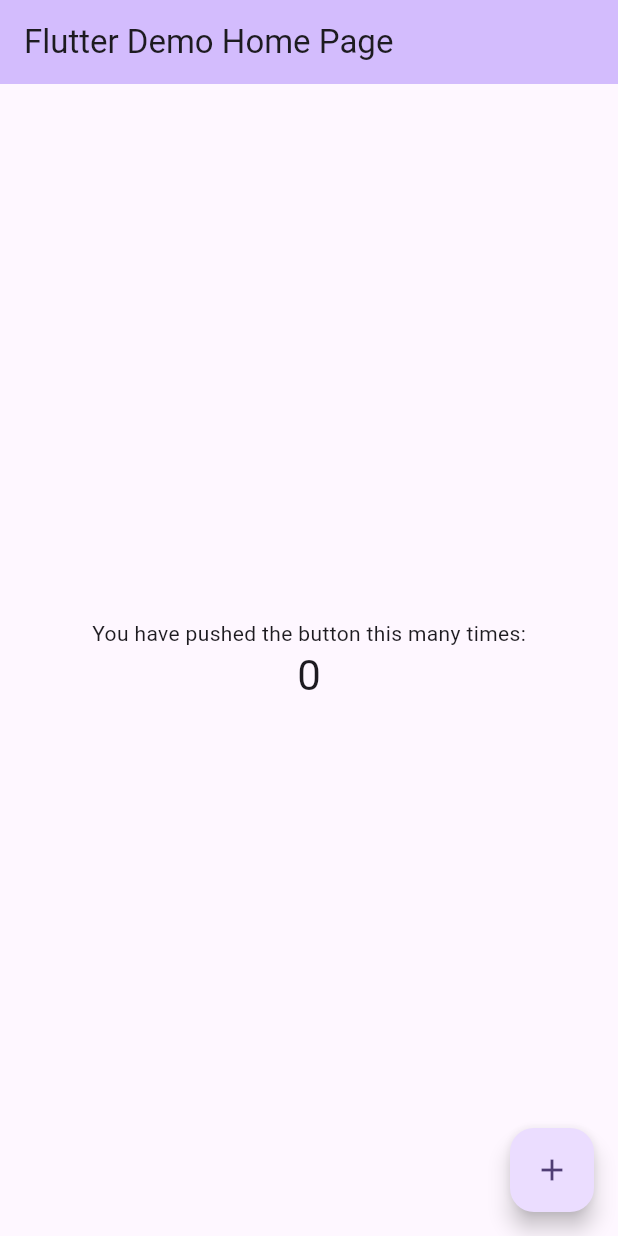
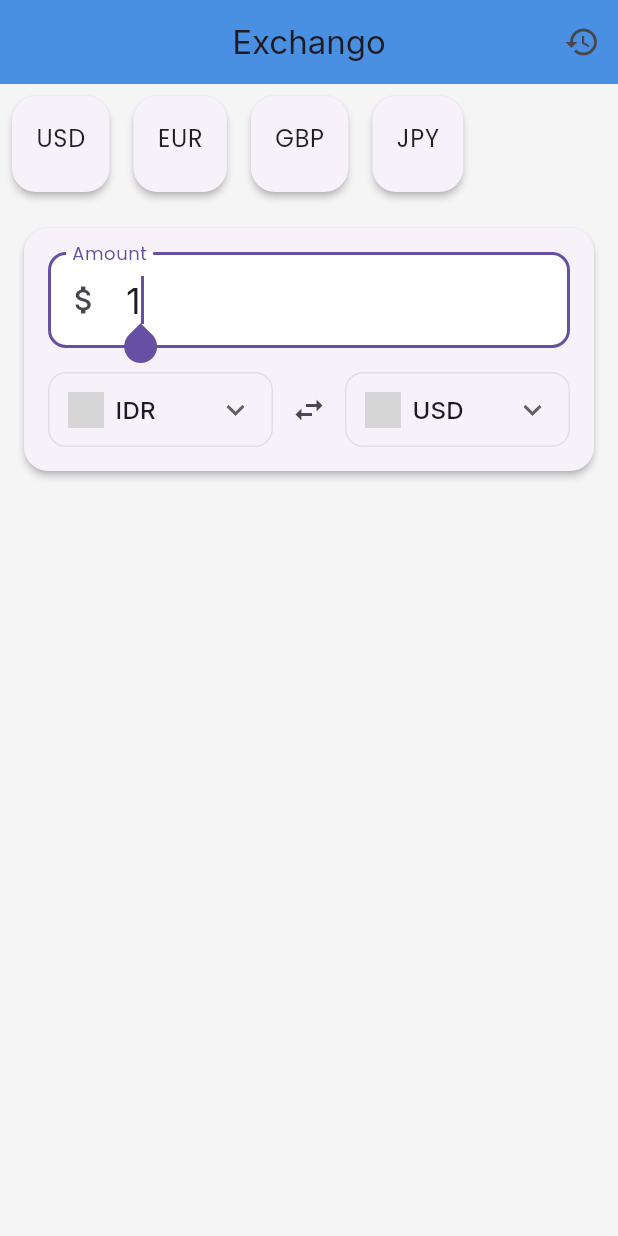
Before and after one commit to farelrasyah/Exchango, a Flutter app: the screen it shows after launch, on a phone screen of 412 x 824 dp. Run offline on Flutter 3.47's test engine with Material 3 defaults, Android fonts, the phone set to English and light mode, and no system bars; our stand-ins replace flutter_svg, google_fonts; network calls fail; grey boxes are pictures that could not be loaded.

Commit message:
Add core functionality for currency exchange app, including API service, models, and UI components

```diff
--- a/lib/core/constants/Constant.dart
+++ b/lib/core/constants/Constant.dart
@@ -0,0 +1,5 @@
+class AppConstants {
+  static const String apiKey = '5d5788077217fb03572ca0f7';
+  static const String baseUrl = 'https://v6.exchangerate-api.com/v6';
+  static const String defaultCurrency = 'IDR';
+}
--- a/lib/core/theme/Theme.dart
+++ b/lib/core/theme/Theme.dart
@@ -0,0 +1,37 @@
+import 'package:flutter/material.dart';
+import 'package:google_fonts/google_fonts.dart';
+
+class AppTheme {
+  static const primaryColor = Color(0xFF4A90E2);
+  static const backgroundColor = Color(0xFFF5F5F5);
+  static const darkBackgroundColor = Color(0xFF1E1E1E);
+
+  static ThemeData get lightTheme {
+    return ThemeData(
+      primaryColor: primaryColor,
+      scaffoldBackgroundColor: backgroundColor,
+      textTheme: GoogleFonts.interTextTheme().copyWith(
+        displayLarge: GoogleFonts.inter(
+          fontSize: 32,
+          fontWeight: FontWeight.bold,
+          color: Colors.black87,
+        ),
+        bodyLarge: GoogleFonts.poppins(
+          fontSize: 16,
+          color: Colors.black87,
+        ),
+      ),
+      appBarTheme: const AppBarTheme(
+        backgroundColor: primaryColor,
+        elevation: 0,
+        centerTitle: true,
+      ),
+      cardTheme: CardTheme(
+        elevation: 2,
+        shape: RoundedRectangleBorder(
+          borderRadius: BorderRadius.circular(16),
+        ),
+      ),
+    );
+  }
+}
--- a/lib/data/models/currencyModel.dart
+++ b/lib/data/models/currencyModel.dart
@@ -0,0 +1,22 @@
+class CurrencyModel {
+  final String result;
+  final Map<String, double> conversionRates;
+  final String baseCode;
+  final String lastUpdateUtc;
+
+  CurrencyModel({
+    required this.result,
+    required this.conversionRates,
+    required this.baseCode,
+    required this.lastUpdateUtc,
+  });
+
+  factory CurrencyModel.fromJson(Map<String, dynamic> json) {
+    return CurrencyModel(
+      result: json['result'],
+      conversionRates: Map<String, double>.from(json['conversion_rates']),
+      baseCode: json['base_code'],
+      lastUpdateUtc: json['time_last_update_utc'],
+    );
+  }
+}
--- a/lib/data/services/apiService.dart
+++ b/lib/data/services/apiService.dart
@@ -0,0 +1,18 @@
+import 'dart:convert';
+import 'package:http/http.dart' as http;
+import '../../core/constants/Constant.dart';
+import '../models/currencyModel.dart';
+
+class ApiService {
+  Future<CurrencyModel> getExchangeRates(String baseCurrency) async {
+    final response = await http.get(
+      Uri.parse('${AppConstants.baseUrl}/${AppConstants.apiKey}/latest/$baseCurrency'),
+    );
+
+    if (response.statusCode == 200) {
+      return CurrencyModel.fromJson(jsonDecode(response.body));
+    } else {
+      throw Exception('Failed to load exchange rates');
+    }
+  }
+}
--- a/lib/features/screens/converterScreen.dart
+++ b/lib/features/screens/converterScreen.dart
@@ -0,0 +1,148 @@
+import 'package:flutter/material.dart';
+import 'package:flutter/services.dart';
+import '../../data/services/apiService.dart';
+import '../widgets/currencyCard.dart';
+import '../widgets/currencySelector.dart';
+import '../widgets/amountInput.dart';
+import '../widgets/quickConvert.dart';
+
+class ConverterScreen extends StatefulWidget {
+  const ConverterScreen({Key? key}) : super(key: key);
+
+  @override
+  State<ConverterScreen> createState() => _ConverterScreenState();
+}
+
+class _ConverterScreenState extends State<ConverterScreen> {
+  final ApiService _apiService = ApiService();
+  final TextEditingController _amountController =
+      TextEditingController(text: '1');
+  String fromCurrency = 'IDR';
+  String toCurrency = 'USD';
+  double amount = 1.0;
+  Map<String, double> rates = {};
+  List<String> favorites = ['USD', 'EUR', 'GBP', 'JPY'];
+
+  @override
+  void initState() {
+    super.initState();
+    _loadExchangeRates();
+    _amountController.addListener(() => _updateAmount(_amountController.text));
+  }
+
+  void _updateAmount(String value) {
+    setState(() {
+      amount = double.tryParse(value) ?? 0;
+    });
+    HapticFeedback.lightImpact();
+  }
+
+  Future<void> _loadExchangeRates() async {
+    try {
+      final result = await _apiService.getExchangeRates(fromCurrency);
+      setState(() => rates = result.conversionRates);
+    } catch (e) {
+      _showErrorSnackbar();
+    }
+  }
+
+  void _showErrorSnackbar() {
+    ScaffoldMessenger.of(context).showSnackBar(
+      const SnackBar(content: Text('Failed to load exchange rates')),
+    );
+  }
+
+  void _swapCurrencies() {
+    setState(() {
+      final temp = fromCurrency;
+      fromCurrency = toCurrency;
+      toCurrency = temp;
+    });
+    HapticFeedback.mediumImpact();
+    _loadExchangeRates();
+  }
+
+  @override
+  Widget build(BuildContext context) {
+    return Scaffold(
+      appBar: AppBar(
+        title: const Text('Exchango'),
+        actions: [
+          IconButton(
+            icon: const Icon(Icons.history),
+            onPressed: () {/* Show history */},
+          ),
+        ],
+      ),
+      body: Column(
+        children: [
+          // Quick Convert Section
+          QuickConvert(favorites: favorites),
+
+          // Main Converter
+          Card(
+            margin: const EdgeInsets.all(16),
+            child: Padding(
+              padding: const EdgeInsets.all(16),
+              child: Column(
+                children: [
+                  AmountInput(
+                    controller: _amountController,
+                    onChanged: _updateAmount,
+                  ),
+                  const SizedBox(height: 16),
+                  Row(
+                    children: [
+                      Expanded(
+                        child: CurrencySelector(
+                          selectedCurrency: fromCurrency,
+                          onChanged: (value) {
+                            setState(() => fromCurrency = value!);
+                            _loadExchangeRates();
+                          },
+                        ),
+                      ),
+                      IconButton(
+                        icon: const Icon(Icons.swap_horiz),
+                        onPressed: _swapCurrencies,
+                      ),
+                      Expanded(
+                        child: CurrencySelector(
+                          selectedCurrency: toCurrency,
+                          onChanged: (value) {
+                            setState(() => toCurrency = value!);
+                          },
+                        ),
+                      ),
+                    ],
+                  ),
+                ],
+              ),
+            ),
+          ),
+
+          // Conversion Result
+          if (rates.isNotEmpty)
+            Card(
+              margin: const EdgeInsets.symmetric(horizontal: 16),
+              child: Padding(
+                padding: const EdgeInsets.all(24),
+                child: Column(
+                  children: [
+                    Text(
+                      (amount * (rates[toCurrency] ?? 1)).toStringAsFixed(2),
+                      style: Theme.of(context).textTheme.displayLarge,
+                    ),
+                    Text(
+                      toCurrency,
+                      style: Theme.of(context).textTheme.bodyLarge,
+                    ),
+                  ],
+                ),
+              ),
+            ),
+        ],
+      ),
+    );
+  }
+}
--- /dev/null
+++ b/lib/features/widgets/amountInput.dart
@@ -0,0 +1,36 @@
+import 'package:flutter/material.dart';
+import 'package:flutter/services.dart';
+
+class AmountInput extends StatelessWidget {
+  final TextEditingController controller;
+  final ValueChanged<String> onChanged;
+
+  const AmountInput({
+    Key? key,
+    required this.controller,
+    required this.onChanged,
+  }) : super(key: key);
+
+  @override
+  Widget build(BuildContext context) {
+    return TextField(
+      controller: controller,
+      keyboardType: const TextInputType.numberWithOptions(decimal: true),
+      autofocus: true,
+      style: Theme.of(context).textTheme.headlineSmall,
+      decoration: InputDecoration(
+        labelText: 'Amount',
+        border: OutlineInputBorder(
+          borderRadius: BorderRadius.circular(12),
+        ),
+        prefixIcon: const Icon(Icons.attach_money),
+        filled: true,
+        fillColor: Colors.white,
+      ),
+      onChanged: onChanged,
+      inputFormatters: [
+        FilteringTextInputFormatter.allow(RegExp(r'^\d*\.?\d*')),
+      ],
+    );
+  }
+}
--- a/lib/features/widgets/currencyCard.dart
+++ b/lib/features/widgets/currencyCard.dart
@@ -0,0 +1,40 @@
+import 'package:flutter/material.dart';
+
+class CurrencyCard extends StatelessWidget {
+  final String currency;
+  final double rate;
+  final double amount;
+
+  const CurrencyCard({
+    Key? key,
+    required this.currency,
+    required this.rate,
+    required this.amount,
+  }) : super(key: key);
+
+  @override
+  Widget build(BuildContext context) {
+    return Card(
+      margin: const EdgeInsets.symmetric(horizontal: 16, vertical: 8),
+      child: Padding(
+        padding: const EdgeInsets.all(16),
+        child: Row(
+          mainAxisAlignment: MainAxisAlignment.spaceBetween,
+          children: [
+            Text(
+              currency,
+              style: const TextStyle(
+                fontSize: 18,
+                fontWeight: FontWeight.bold,
+              ),
+            ),
+            Text(
+              (rate * amount).toStringAsFixed(2),
+              style: const TextStyle(fontSize: 18),
+            ),
+          ],
+        ),
+      ),
+    );
+  }
+}
--- /dev/null
+++ b/lib/features/widgets/currencySelector.dart
@@ -0,0 +1,73 @@
+import 'package:flutter/material.dart';
+import 'package:flutter_svg/flutter_svg.dart';
+
+class CurrencySelector extends StatelessWidget {
+  final String selectedCurrency;
+  final Function(String?) onChanged;
+
+  const CurrencySelector({
+    Key? key,
+    required this.selectedCurrency,
+    required this.onChanged,
+  }) : super(key: key);
+
+  static const Map<String, String> currencyNames = {
+    'USD': 'US Dollar',
+    'EUR': 'Euro',
+    'GBP': 'British Pound',
+    'JPY': 'Japanese Yen',
+    'IDR': 'Indonesian Rupiah',
+    'AUD': 'Australian Dollar',
+    'CAD': 'Canadian Dollar',
+    'CHF': 'Swiss Franc',
+    'CNY': 'Chinese Yuan',
+    'SGD': 'Singapore Dollar',
+  };
+
+  @override
+  Widget build(BuildContext context) {
+    return Container(
+      decoration: BoxDecoration(
+        border: Border.all(color: Colors.grey.shade300),
+        borderRadius: BorderRadius.circular(12),
+      ),
+      padding: const EdgeInsets.symmetric(horizontal: 12),
+      child: DropdownButtonHideUnderline(
+        child: DropdownButton<String>(
+          value: selectedCurrency,
+          isExpanded: true,
+          icon: const Icon(Icons.keyboard_arrow_down),
+          items: currencyNames.entries.map((entry) {
+            return DropdownMenuItem<String>(
+              value: entry.key,
+              child: Row(
+                children: [
+                  ClipRRect(
+                    borderRadius: BorderRadius.circular(4),
+                    child: Image.asset(
+                      'assets/flags/${entry.key.toLowerCase()}.png',
+                      width: 24,
+                      height: 24,
+                      errorBuilder: (context, error, stackTrace) {
+                        return const Icon(Icons.money, size: 24);
+                      },
+                    ),
+                  ),
+                  const SizedBox(width: 8),
+                  Text(
+                    entry.key,
+                    style: const TextStyle(
+                      fontSize: 16,
+                      fontWeight: FontWeight.w500,
+                    ),
+                  ),
+                ],
+              ),
+            );
+          }).toList(),
+          onChanged: onChanged,
+        ),
+      ),
+    );
+  }
+}
--- /dev/null
+++ b/lib/features/widgets/quickConvert.dart
@@ -0,0 +1,34 @@
+import 'package:flutter/material.dart';
+
+class QuickConvert extends StatelessWidget {
+  final List<String> favorites;
+
+  const QuickConvert({
+    Key? key,
+    required this.favorites,
+  }) : super(key: key);
+
+  @override
+  Widget build(BuildContext context) {
+    return Container(
+      height: 80,
+      padding: const EdgeInsets.symmetric(vertical: 8),
+      child: ListView.builder(
+        scrollDirection: Axis.horizontal,
+        itemCount: favorites.length,
+        itemBuilder: (context, index) {
+          return Card(
+            margin: const EdgeInsets.symmetric(horizontal: 8),
+            child: Padding(
+              padding: const EdgeInsets.all(16),
+              child: Text(
+                favorites[index],
+                style: Theme.of(context).textTheme.bodyLarge,
+              ),
+            ),
+          );
+        },
+      ),
+    );
+  }
+}
--- a/lib/main.dart
+++ b/lib/main.dart
@@ -1,125 +1,20 @@
 import 'package:flutter/material.dart';
+import 'core/theme/Theme.dart';
+import 'features/screens/converterScreen.dart';
 
 void main() {
   runApp(const MyApp());
 }
 
 class MyApp extends StatelessWidget {
-  const MyApp({super.key});
+  const MyApp({Key? key}) : super(key: key);
 
-  // This widget is the root of your application.
   @override
   Widget build(BuildContext context) {
     return MaterialApp(
-      title: 'Flutter Demo',
-      theme: ThemeData(
-        // This is the theme of your application.
-        //
-        // TRY THIS: Try running your application with "flutter run". You'll see
-        // the application has a purple toolbar. Then, without quitting the app,
-        // try changing the seedColor in the colorScheme below to Colors.green
-        // and then invoke "hot reload" (save your changes or press the "hot
-        // reload" button in a Flutter-supported IDE, or press "r" if you used
-        // the command line to start the app).
-        //
-        // Notice that the counter didn't reset back to zero; the application
-        // state is not lost during the reload. To reset the state, use hot
-        // restart instead.
-        //
-        // This works for code too, not just values: Most code changes can be
-        // tested with just a hot reload.
-        colorScheme: ColorScheme.fromSeed(seedColor: Colors.deepPurple),
-        useMaterial3: true,
-      ),
-      home: const MyHomePage(title: 'Flutter Demo Home Page'),
+      title: 'Exchango',
+      theme: AppTheme.lightTheme,
+      home: const ConverterScreen(),
     );
   }
 }
-
-class MyHomePage extends StatefulWidget {
-  const MyHomePage({super.key, required this.title});
-
-  // This widget is the home page of your application. It is stateful, meaning
-  // that it has a State object (defined below) that contains fields that affect
-  // how it looks.
-
-  // This class is the configuration for the state. It holds the values (in this
-  // case the title) provided by the parent (in this case the App widget) and
-  // used by the build method of the State. Fields in a Widget subclass are
-  // always marked "final".
-
-  final String title;
-
-  @override
-  State<MyHomePage> createState() => _MyHomePageState();
-}
-
-class _MyHomePageState extends State<MyHomePage> {
-  int _counter = 0;
-
-  void _incrementCounter() {
-    setState(() {
-      // This call to setState tells the Flutter framework that something has
-      // changed in this State, which causes it to rerun the build method below
-      // so that the display can reflect the updated values. If we changed
-      // _counter without calling setState(), then the build method would not be
-      // called again, and so nothing would appear to happen.
-      _counter++;
-    });
-  }
-
-  @override
-  Widget build(BuildContext context) {
-    // This method is rerun every time setState is called, for instance as done
-    // by the _incrementCounter method above.
-    //
-    // The Flutter framework has been optimized to make rerunning build methods
-    // fast, so that you can just rebuild anything that needs updating rather
-    // than having to individually change instances of widgets.
-    return Scaffold(
-      appBar: AppBar(
-        // TRY THIS: Try changing the color here to a specific color (to
-        // Colors.amber, perhaps?) and trigger a hot reload to see the AppBar
-        // change color while the other colors stay the same.
-        backgroundColor: Theme.of(context).colorScheme.inversePrimary,
-        // Here we take the value from the MyHomePage object that was created by
-        // the App.build method, and use it to set our appbar title.
-        title: Text(widget.title),
-      ),
-      body: Center(
-        // Center is a layout widget. It takes a single child and positions it
-        // in the middle of the parent.
-        child: Column(
-          // Column is also a layout widget. It takes a list of children and
-          // arranges them vertically. By default, it sizes itself to fit its
-          // children horizontally, and tries to be as tall as its parent.
-          //
-          // Column has various properties to control how it sizes itself and
-          // how it positions its children. Here we use mainAxisAlignment to
-          // center the children vertically; the main axis here is the vertical
-          // axis because Columns are vertical (the cross axis would be
-          // horizontal).
-          //
-          // TRY THIS: Invoke "debug painting" (choose the "Toggle Debug Paint"
-          // action in the IDE, or press "p" in the console), to see the
-          // wireframe for each widget.
-          mainAxisAlignment: MainAxisAlignment.center,
-          children: <Widget>[
-            const Text(
-              'You have pushed the button this many times:',
-            ),
-            Text(
-              '$_counter',
-              style: Theme.of(context).textTheme.headlineMedium,
-            ),
-          ],
-        ),
-      ),
-      floatingActionButton: FloatingActionButton(
-        onPressed: _incrementCounter,
-        tooltip: 'Increment',
-        child: const Icon(Icons.add),
-      ), // This trailing comma makes auto-formatting nicer for build methods.
-    );
-  }
-}
--- a/pubspec.yaml
+++ b/pubspec.yaml
@@ -30,11 +30,14 @@ environment:
 dependencies:
   flutter:
     sdk: flutter
-
+  http: ^1.1.0
+  google_fonts: ^6.1.0
+  intl: ^0.18.1
 
   # The following adds the Cupertino Icons font to your application.
   # Use with the CupertinoIcons class for iOS style icons.
   cupertino_icons: ^1.0.8
+  flutter_svg: ^2.0.17
 
 dev_dependencies:
   flutter_test:
```
Also changed, not shown: pubspec.lock, 4 other files.
